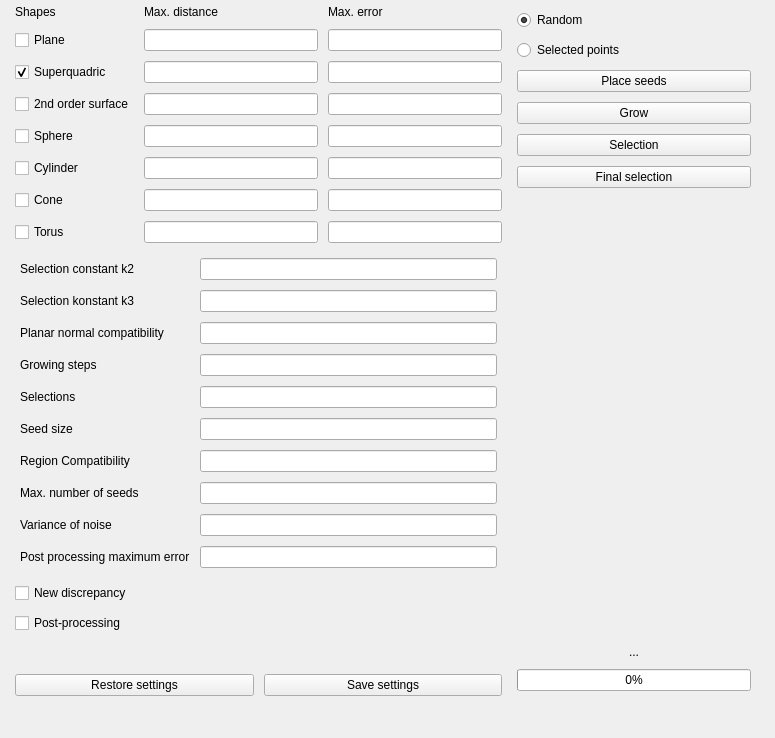
First picture: the form in ui/edit_segmentor_recover.ui, repository ddksr/segmentor-meshlab, before the edit.
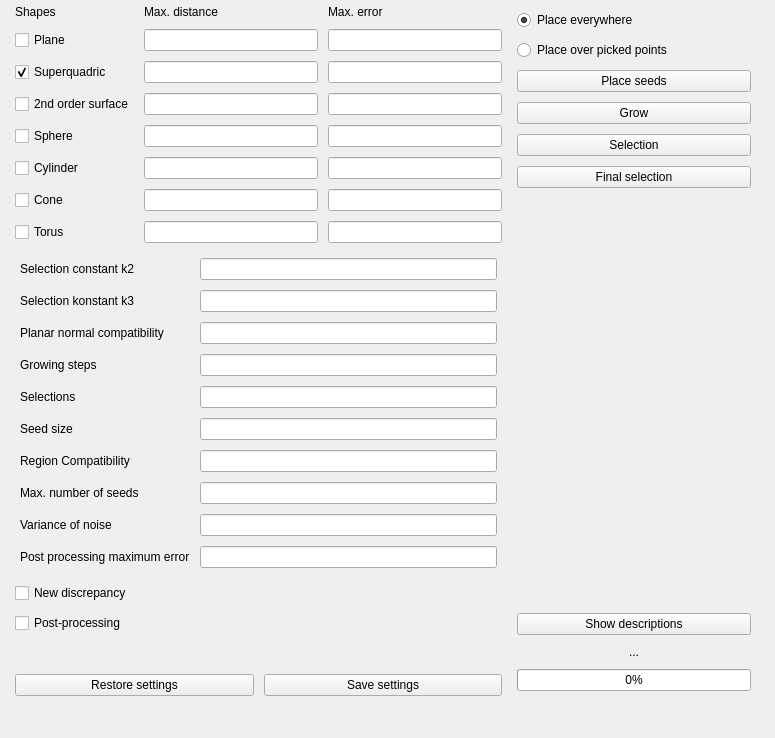
Second picture: the form after the edit.

Commit message: added descriptions dialog, just need to fill it

What changed in the file:
```diff
--- a/ui/edit_segmentor_recover.ui
+++ b/ui/edit_segmentor_recover.ui
@@ -364,7 +364,7 @@
        <item>
         <widget class="QRadioButton" name="radioRandomSeeds">
          <property name="text">
-          <string>Random</string>
+          <string>Place everywhere</string>
          </property>
          <property name="checked">
           <bool>true</bool>
@@ -374,7 +374,7 @@
        <item>
         <widget class="QRadioButton" name="radioSelectedPtSeeds">
          <property name="text">
-          <string>Selected points</string>
+          <string>Place over picked points</string>
          </property>
         </widget>
        </item>
@@ -419,6 +419,13 @@
          </property>
         </spacer>
        </item>
+       <item>
+        <widget class="QPushButton" name="btnShowDescriptions">
+         <property name="text">
+          <string>Show descriptions</string>
+         </property>
+        </widget>
+       </item>
        <item>
         <widget class="QLabel" name="progressLabel">
          <property name="text">
```
The commit also changes 6 other files.
